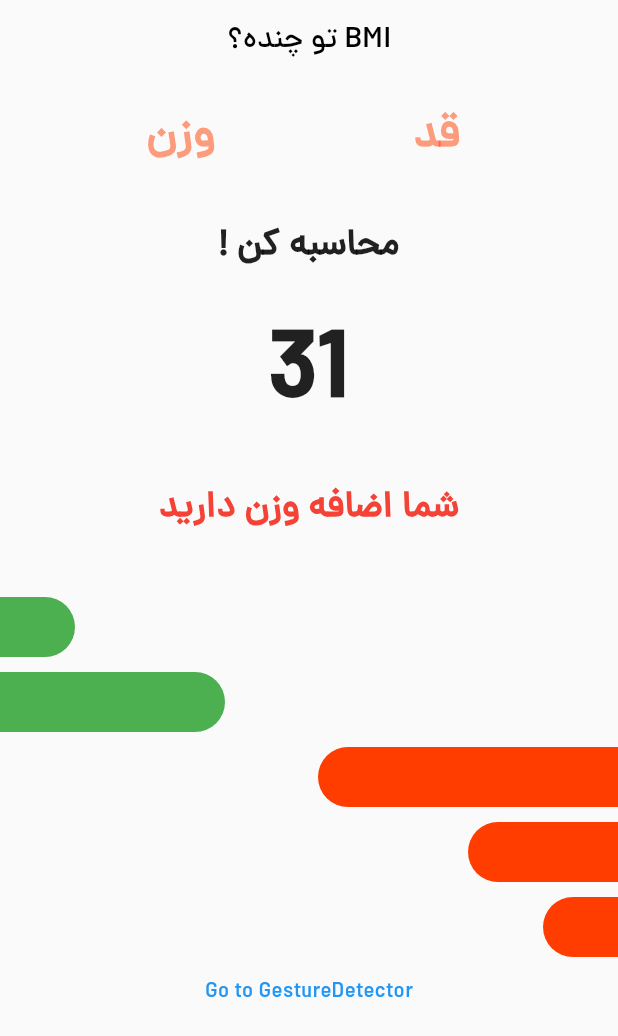
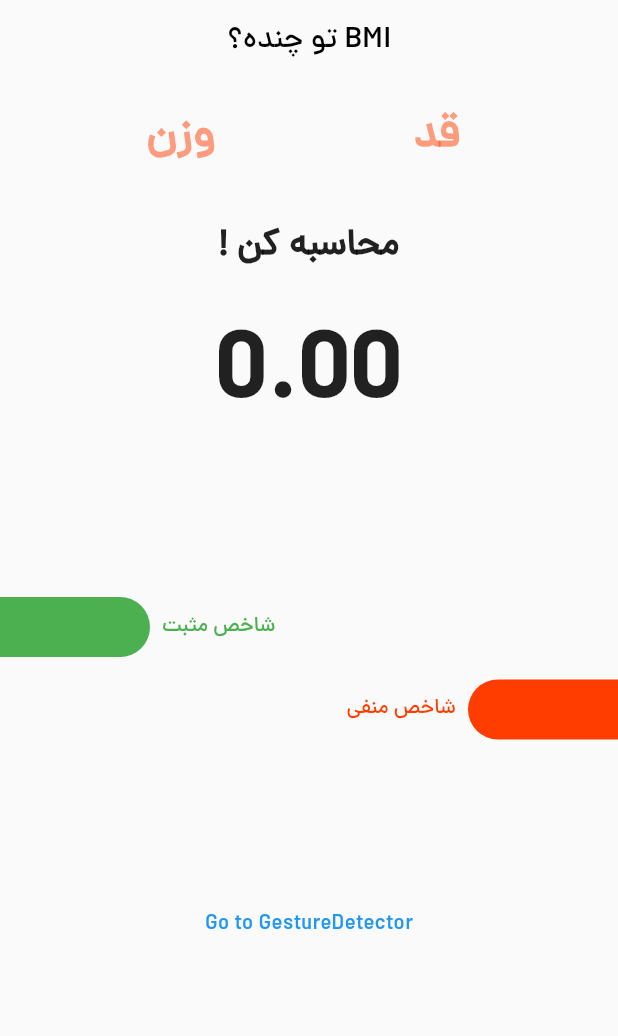
Before and after one commit to mehrdadmoradi001/Calculate-BMI, a Flutter app: the screen it shows after launch, after a tap on "! محاسبه کن", on a phone screen of 412 x 824 dp. Shown: the top 1036 px of the screen. Run offline on Flutter 3.47's test engine with Material 2 defaults, Android fonts, the phone set to English and light mode, and no system bars; our stand-ins replace hexcolor.

Commit message:
1- Add Variable for App 2- Add FocusManager.instance.primaryFocus?.unfocus() for close softKey 3- Add setState method for Update 4- Add Text in left & right shape

```diff
--- a/lib/bmi_main.dart
+++ b/lib/bmi_main.dart
@@ -12,23 +12,30 @@ class BMIMain extends StatefulWidget {
 }
 
 class _BMIMainState extends State<BMIMain> {
-   final  weightController = TextEditingController();
-   final heightController = TextEditingController();
+  final weightController = TextEditingController();
+  final heightController = TextEditingController();
 
+  double resultBMI = 0;
+  String resultText = '';
 
-  Widget _getTextField(String stringHint,TextEditingController Controller)  {
+  double widthGood = 100;
+  double widthBad = 100;
 
+  final keyBoard = TextInputType.number;
+
+  Widget _getTextField(String stringHint, TextEditingController Controller) {
     return Container(
       width: 100,
       child: TextField(
-        controller: Controller,    //
+        controller: Controller,
+        //
         textAlign: TextAlign.center,
         style: TextStyle(
           fontSize: 30,
           fontWeight: FontWeight.bold,
           color: orangeBackground,
         ),
-        keyboardType: TextInputType.number,
+        keyboardType: keyBoard,
         //
         decoration: InputDecoration(
           border: InputBorder.none,
@@ -60,15 +67,39 @@ class _BMIMainState extends State<BMIMain> {
             Row(
               mainAxisAlignment: MainAxisAlignment.spaceEvenly,
               children: [
-                _getTextField('وزن',weightController),
-                _getTextField('قد',heightController),
+                _getTextField('وزن', weightController),
+                _getTextField('قد', heightController),
               ],
             ),
             SizedBox(height: 20),
             InkWell(
               onTap: () {
-                print(weightController.text);
-                print(heightController.text);
+                final weight = double.parse(weightController.text);
+                final height = double.parse(heightController.text);
+
+                setState(
+                  () {
+                    resultBMI = weight /
+                        (height *
+                            height); // وزن تقسیم بر قد به توان 2 که دوبار در خودش ضرب میکنیم
+                    if (resultBMI > 25) {
+                      resultText = 'شما اضافه وزن دارید';
+                      widthBad = 270;
+                      widthGood = 50;
+                    } else if (resultBMI >= 18.5 && resultBMI <= 25) {
+                      resultText = 'وزن شما نرمال است';
+                      widthGood = 270;
+                      widthBad = 50;
+                    } else {
+                      resultText = 'نیاز به افزایش وزن دارید';
+                      widthBad = 40;
+                      widthGood = 40;
+                    }
+
+                    FocusManager.instance.primaryFocus?.unfocus();
+
+                  },
+                );
               },
               child: Text(
                 '! محاسبه کن',
@@ -77,29 +108,22 @@ class _BMIMainState extends State<BMIMain> {
             ),
             SizedBox(height: 20),
             Text(
-              '31',
+              '${resultBMI.toStringAsFixed(2)}',
               style: TextStyle(fontSize: 64, fontWeight: FontWeight.bold),
             ),
             SizedBox(height: 20),
             Text(
-              'شما اضافه وزن دارید',
+              '$resultText',
               style: TextStyle(
                   fontSize: 24, fontWeight: FontWeight.bold, color: Colors.red),
             ),
             SizedBox(height: 40),
             LeftShape(
-              width: 50,
+              width: widthGood,
             ),
-            SizedBox(height: 10),
-            LeftShape(
-              width: 150,
-            ),
-            SizedBox(height: 10),
-            RightShape(width: 200),
-            SizedBox(height: 10),
-            RightShape(width: 100),
-            SizedBox(height: 10),
-            RightShape(width: 50),
+            SizedBox(height: 15),
+            RightShape(width: widthBad),
+            SizedBox(height: 100),
             TextButton(
               onPressed: () {
                 Navigator.of(context).push(
--- a/lib/widgets/left_shape_background.dart
+++ b/lib/widgets/left_shape_background.dart
@@ -1,3 +1,4 @@
+import 'package:calculate_bmi/constants/constants.dart';
 import 'package:flutter/material.dart';
 
 class LeftShape extends StatelessWidget {
@@ -20,6 +21,8 @@ class LeftShape extends StatelessWidget {
             color: Colors.green,
           ),
         ),
+        SizedBox(width: 8),
+        Text('شاخص مثبت',style: TextStyle(color: Colors.green),),
       ],
     );
   }
--- a/lib/widgets/right_shape_background.dart
+++ b/lib/widgets/right_shape_background.dart
@@ -1,10 +1,14 @@
 import 'package:calculate_bmi/constants/constants.dart';
 import 'package:flutter/material.dart';
 
-  Widget RightShape({required double? width}) {    //
-    return Row(
-      mainAxisAlignment: MainAxisAlignment.end,
-      children: [Container(
+Widget RightShape({required double? width}) {
+  //
+  return Row(
+    mainAxisAlignment: MainAxisAlignment.end,
+    children: [
+      Text('شاخص منفی',style: TextStyle(color: orangeBackground),),
+      SizedBox(width: 8),
+      Container(
         width: width,
         height: 40.0,
         decoration: BoxDecoration(
@@ -14,6 +18,7 @@ import 'package:flutter/material.dart';
           ),
           color: orangeBackground,
         ),
-      ),],
-    );
-  }
+      ),
+    ],
+  );
+}
```
